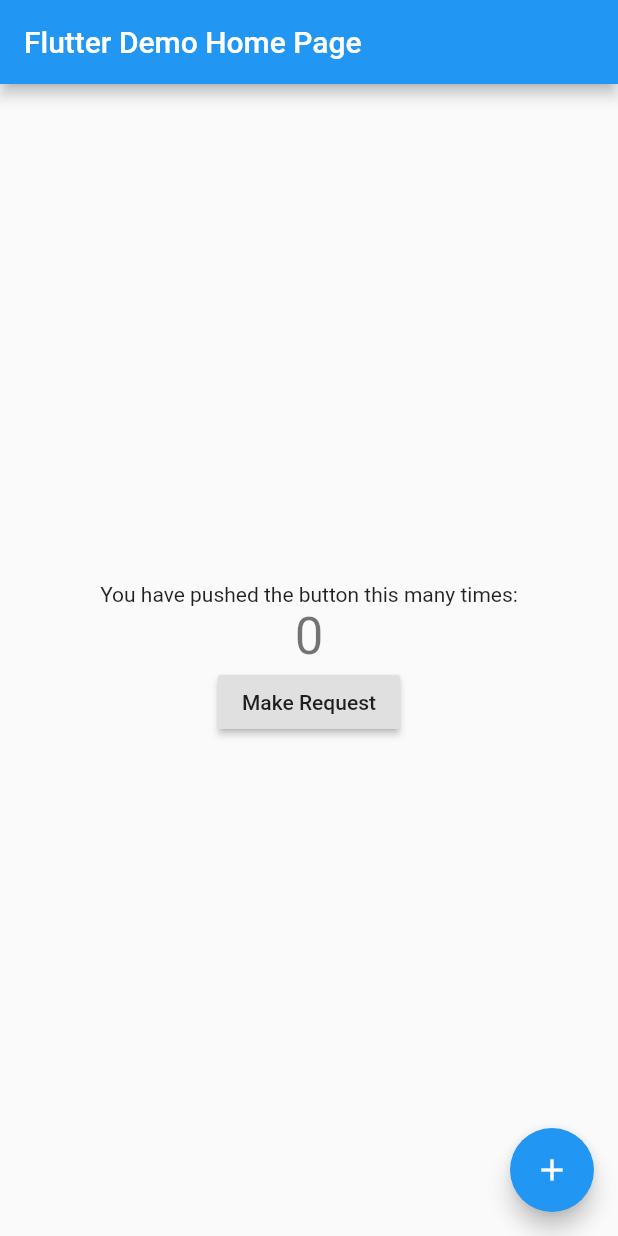
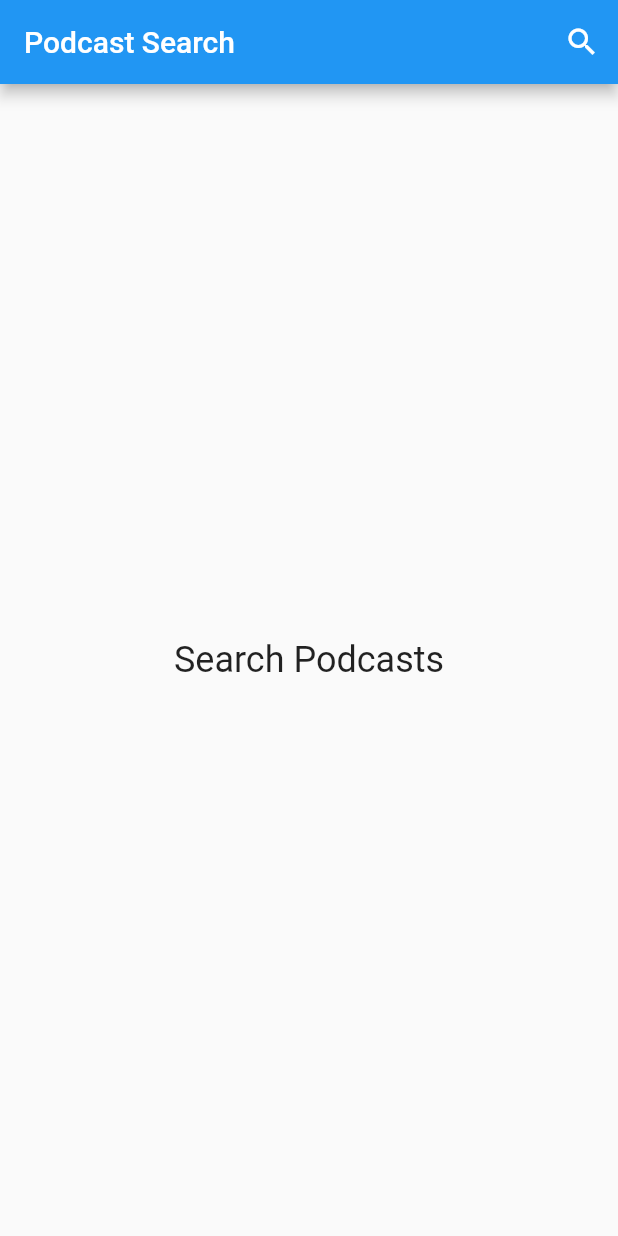
Before and after one commit to evan-buss/podcasts, a Flutter app: the screen it shows after launch, on a phone screen of 412 x 824 dp. Run offline on Flutter 3.47's test engine with Material 2 defaults, Android fonts, the phone set to English and light mode, and no system bars; generated files the repository leaves out were written again.

Commit message:
Show list of search results from itunes api

```diff
--- a/lib/main.dart
+++ b/lib/main.dart
@@ -1,5 +1,8 @@
 import 'package:flutter/material.dart';
+import 'package:podcasts/model/search/search_result_item.dart';
+import 'package:podcasts/model/search/search_results.dart';
 import 'package:podcasts/service/search_service.dart';
+import 'package:podcasts/view/podcast_detail.dart';
 
 void main() => runApp(MyApp());
 
@@ -8,7 +11,7 @@ class MyApp extends StatelessWidget {
   @override
   Widget build(BuildContext context) {
     return MaterialApp(
-      title: 'Flutter Demo',
+      title: 'Podcasts',
       theme: ThemeData(
         // This is the theme of your application.
         //
@@ -21,7 +24,7 @@ class MyApp extends StatelessWidget {
         // is not restarted.
         primarySwatch: Colors.blue,
       ),
-      home: MyHomePage(title: 'Flutter Demo Home Page'),
+      home: MyHomePage(title: 'Podcast Search'),
     );
   }
 }
@@ -45,17 +48,28 @@ class MyHomePage extends StatefulWidget {
 }
 
 class _MyHomePageState extends State<MyHomePage> {
-  int _counter = 0;
+  Future<SearchResults> searchResults;
 
-  void _incrementCounter() {
-    setState(() {
-      // This call to setState tells the Flutter framework that something has
-      // changed in this State, which causes it to rerun the build method below
-      // so that the display can reflect the updated values. If we changed
-      // _counter without calling setState(), then the build method would not be
-      // called again, and so nothing would appear to happen.
-      _counter++;
-    });
+  Widget _buildPodcastList(List<SearchResultItem> results) {
+    return ListView(
+      children: _buildPodcastItemList(results),
+    );
+  }
+
+  List<Widget> _buildPodcastItemList(List<SearchResultItem> results) {
+    return results
+        .map<Widget>((result) => ListTile(
+              leading: Image.network(result.artworkUrl100),
+              title: Text(result.collectionName),
+              subtitle: Text(result.artistName),
+              onTap: () {
+                Navigator.push(
+                  context,
+                  MaterialPageRoute(builder: (context) => PodcastDetail()),
+                );
+              },
+            ))
+        .toList();
   }
 
   @override
@@ -71,48 +85,35 @@ class _MyHomePageState extends State<MyHomePage> {
         // Here we take the value from the MyHomePage object that was created by
         // the App.build method, and use it to set our appbar title.
         title: Text(widget.title),
+        actions: <Widget>[
+          IconButton(
+              onPressed: () {
+                setState(() {
+                  searchResults = SearchService.searchPodcast('joe rogan');
+                });
+              },
+              icon: Icon(Icons.search))
+        ],
       ),
-      body: Center(
-        // Center is a layout widget. It takes a single child and positions it
-        // in the middle of the parent.
-        child: Column(
-          // Column is also a layout widget. It takes a list of children and
-          // arranges them vertically. By default, it sizes itself to fit its
-          // children horizontally, and tries to be as tall as its parent.
-          //
-          // Invoke "debug painting" (press "p" in the console, choose the
-          // "Toggle Debug Paint" action from the Flutter Inspector in Android
-          // Studio, or the "Toggle Debug Paint" command in Visual Studio Code)
-          // to see the wireframe for each widget.
-          //
-          // Column has various properties to control how it sizes itself and
-          // how it positions its children. Here we use mainAxisAlignment to
-          // center the children vertically; the main axis here is the vertical
-          // axis because Columns are vertical (the cross axis would be
-          // horizontal).
-          mainAxisAlignment: MainAxisAlignment.center,
-          children: <Widget>[
-            Text(
-              'You have pushed the button this many times:',
-            ),
-            Text(
-              '$_counter',
-              style: Theme.of(context).textTheme.display1,
-            ),
-            RaisedButton(
-              child: Text("Make Request"),
-              onPressed: () {
-                SearchService.searchPodcast("nosleep");
-              },
-            )
-          ],
-        ),
-      ),
-      floatingActionButton: FloatingActionButton(
-        onPressed: _incrementCounter,
-        tooltip: 'Increment',
-        child: Icon(Icons.add),
-      ), // This trailing comma makes auto-formatting nicer for build methods.
+      body: (FutureBuilder<SearchResults>(
+        future: searchResults,
+        builder: (context, snapshot) {
+          if (snapshot.hasData) {
+            if (snapshot.data.resultCount > 0) {
+              return _buildPodcastList(snapshot.data.results);
+            }
+            return Text("No search results :(");
+          } else if (snapshot.hasError) {
+            return Text("Error loading podcasts...");
+          }
+
+          return Center(
+              child: Text(
+            "Search Podcasts",
+            style: TextStyle(fontSize: 24.0),
+          ));
+        },
+      )),
     );
   }
 }
--- a/lib/model/search/search_result_item.dart
+++ b/lib/model/search/search_result_item.dart
@@ -33,7 +33,6 @@ class SearchResultItem {
   String primaryGenreName;
   String contentAdvisoryRating;
   String artworkUrl600;
-  //TODO: is this correct?
   List<String> genereIds;
   List<String> genres;
 
```
Also changed, not shown: lib/service/search_service.dart (+5 -4 lines), lib/view/podcast_detail.dart (added, +19 -0 lines), 2 other files.
